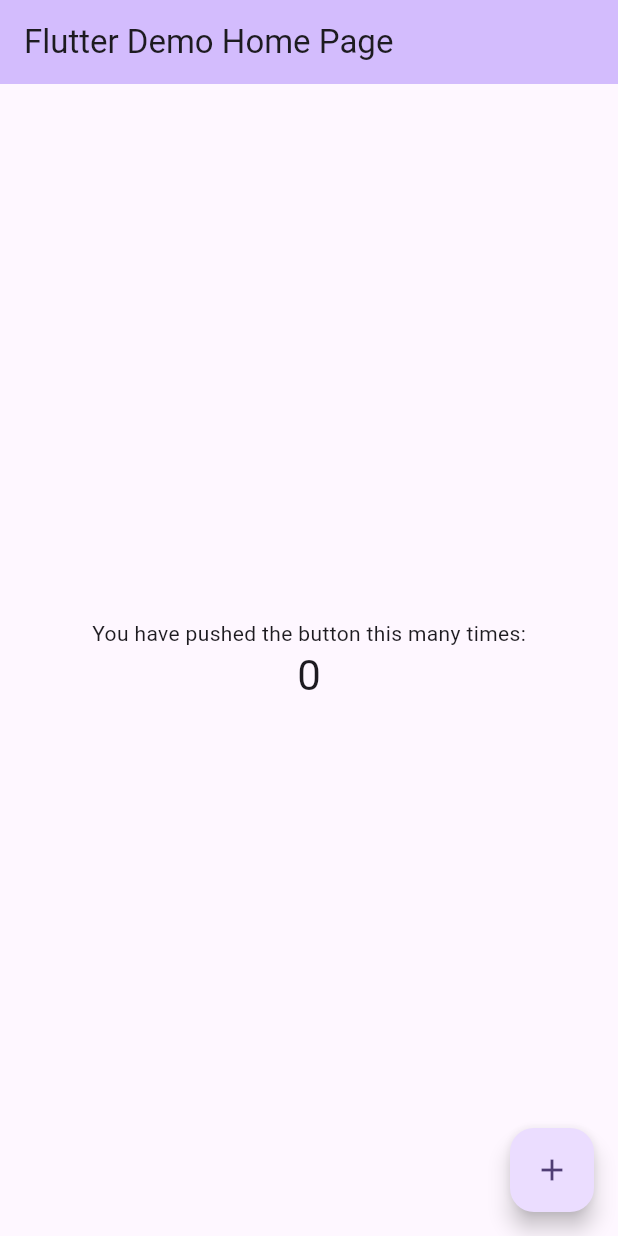
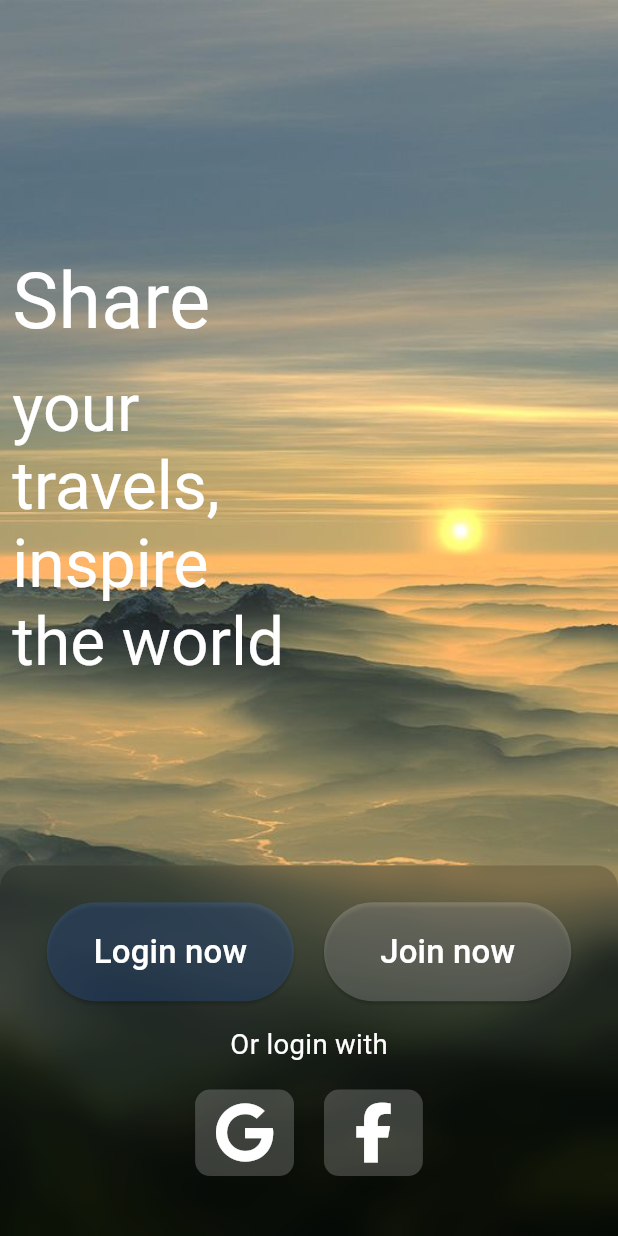
Before and after one commit to tranMinhTien2k3/Mobile_App_Travel_Community, a Flutter app: the screen it shows after launch, on a phone screen of 412 x 824 dp. Run offline on Flutter 3.47's test engine with Material 3 defaults, Android fonts, the phone set to English and light mode, and no system bars; drawn by our look-alikes of animated_text_kit; our stand-ins replace flutter_riverpod, font_awesome_flutter.

Commit message:
new feature welcome page

```diff
--- /dev/null
+++ b/lib/Dimension/dimension.dart
@@ -0,0 +1,33 @@
+import 'dart:developer';
+
+import 'package:flutter/rendering.dart';
+import 'package:flutter/widgets.dart';
+
+class SizeConfig {
+  static double _screenWidth = 0;
+  static double _screenHeight = 0;
+  static double _blockWidth = 0;
+  static double _blockHeight = 0;
+
+  static double textMultiplier = 0;
+  static double imageSizeMultiplier = 0;
+  static double heightMultiplier = 0;
+  static double widthMultiplier = 0;
+  static double screenWidth = 0;
+  static double screenHeight = 0;
+
+  void init(BoxConstraints constraints) {
+    _screenWidth = constraints.maxWidth;
+    _screenHeight = constraints.maxHeight;
+    log('$_screenWidth $_screenHeight');
+    _blockWidth = _screenWidth / 50.5854791898;
+    _blockHeight = _screenHeight / 112.4121759774;
+    log('$_blockWidth $_blockHeight');
+    textMultiplier = _blockHeight;
+    imageSizeMultiplier = _blockWidth;
+    heightMultiplier = _blockHeight;
+    widthMultiplier = _blockWidth;
+    screenWidth = _screenWidth;
+    screenHeight = _screenHeight;
+  }
+}
--- /dev/null
+++ b/lib/Page/first_page.dart
@@ -0,0 +1,203 @@
+import 'dart:ui';
+
+import 'package:animated_text_kit/animated_text_kit.dart';
+import 'package:flutter/foundation.dart';
+import 'package:flutter/material.dart';
+import 'package:flutter/rendering.dart';
+import 'package:flutter/widgets.dart';
+import 'package:font_awesome_flutter/font_awesome_flutter.dart';
+import 'package:travel_app/Dimension/dimension.dart';
+import 'package:travel_app/convert/convert.dart';
+
+class Splast_Page extends StatelessWidget {
+  const Splast_Page({super.key});
+
+  @override
+  Widget build(BuildContext context) {
+    return LayoutBuilder(
+      builder:(context, contrast){
+        SizeConfig().init(contrast);
+        return Scaffold(
+          body: Container(
+            height: SizeConfig.screenHeight,
+            width: SizeConfig.screenWidth,
+            decoration: BoxDecoration(
+              image: DecorationImage(
+                image: AssetImage('lib/assets/image/mountain.jpg'),
+                fit: BoxFit.cover
+              )
+            ),
+            child: Stack(
+              children: [
+                Align(
+                  alignment: Alignment.centerLeft,
+                  child: Column(
+                    children: [
+                      SizedBox(
+                        height: SizeConfig.screenHeight*0.2,
+                      ),
+                      Container(
+                        padding: EdgeInsets.only(left: SizeConfig.screenWidth * 0.02),
+                        alignment: Alignment.topLeft,
+                        width: SizeConfig.screenWidth * 0.5,
+                        child: Column(
+                          crossAxisAlignment: CrossAxisAlignment.start,
+                          children: <Widget>[
+                            Text(
+                              'Share',
+                              style: TextStyle(
+                                color: Colors.white,
+                                fontSize: Converts.c56
+                              ),
+                            ),
+                            SizedBox(
+                              height: SizeConfig.screenHeight*0.01,
+                            ),
+                            DefaultTextStyle(
+                              style:TextStyle(
+                                color: Colors.white,
+                                fontSize: Converts.c48
+                              ),
+                              child: AnimatedTextKit(
+                                animatedTexts: [
+                                  TyperAnimatedText('your travels, inspire the world', speed: Duration(milliseconds: 100)),
+                                  TyperAnimatedText('the joy of travel, one story at a time', speed: Duration(milliseconds: 100))
+                                ],
+                              ),
+                            ),
+                          ],
+                        ),
+                      )
+                    ],
+                  ),
+                ),
+                Align(
+                  alignment: Alignment.bottomCenter,
+                  child: ClipRRect(
+                    child: BackdropFilter(
+                      filter: ImageFilter.blur(sigmaY: 10, sigmaX: 10),
+                      child: Container(
+                        height: SizeConfig.screenHeight * 0.3,
+                        decoration: BoxDecoration(
+                          color: Colors.transparent.withOpacity(0.2),
+                          borderRadius: BorderRadius.only(
+                            topLeft: Radius.circular(15),
+                            topRight: Radius.circular(15))
+                        ),
+                        child: Column(
+                          children: [
+                            SizedBox(
+                              height: SizeConfig.screenHeight*0.03,
+                            ),
+                            Container(
+                              width: SizeConfig.screenWidth,
+                              alignment: Alignment.center,
+                              child: Wrap(
+                                alignment: WrapAlignment.spaceBetween,
+                                runSpacing: 12,
+                                spacing: 20,
+                                children: <Widget>[
+                                  Container(
+                                    width: SizeConfig.screenWidth * 0.4,
+                                    height: SizeConfig.screenHeight *0.08,
+                                    child: ElevatedButton(
+                                      style: ElevatedButton.styleFrom(
+                                        backgroundColor: Colors.blueAccent.withOpacity(0.2),
+                                      ),
+                                      onPressed: (){},
+                                      child: Text(
+                                        'Login now',
+                                        style: TextStyle(
+                                          color: Colors.white,
+                                          fontSize: Converts.c24
+                                        ),
+                                      ),
+                                    ),
+                                  ),
+                                  Container(
+                                    width: SizeConfig.screenWidth * 0.4,
+                                    height: SizeConfig.screenHeight *0.08,
+                                    child: ElevatedButton(
+                                      style: ElevatedButton.styleFrom(
+                                        backgroundColor: Colors.white24.withOpacity(0.2),
+                                        padding: EdgeInsets.all(15)
+                                      ),
+                                      onPressed: (){},
+                                      child: Text(
+                                        'Join now',
+                                        style: TextStyle(
+                                          color: Colors.white,
+                                          fontSize: Converts.c24
+                                        ),
+                                      ),
+                                    ),
+                                  )
+                                ],
+                              ),
+                            ),
+                            SizedBox(
+                              height: SizeConfig.screenHeight * 0.02,
+                            ),
+                            Text(
+                              'Or login with',
+                              style: TextStyle(
+                                fontSize: Converts.c20,
+                                color: Colors.white
+                              ),
+                            ),
+                            SizedBox(
+                              height: SizeConfig.screenHeight * 0.02,
+                            ),
+                            Wrap(
+                              alignment: WrapAlignment.spaceBetween,
+                              runSpacing: 12,
+                              spacing: 20,
+                              children: <Widget>[
+                                Container(
+                                  height: SizeConfig.screenHeight * 0.07,
+                                  width: SizeConfig.screenWidth * 0.16,
+                                  decoration: BoxDecoration(
+                                    color: Colors.white.withOpacity(0.2),
+                                    borderRadius: BorderRadius.circular(10)
+                                  ),
+                                  child: IconButton(
+                                    onPressed: (){},
+                                    icon: const FaIcon(
+                                      FontAwesomeIcons.google,
+                                      size: 40,
+                                      color: Colors.white,
+                                    )
+                                  ),
+                                ),
+                                Container(
+                                  height: SizeConfig.screenHeight * 0.07,
+                                  width: SizeConfig.screenWidth * 0.16,
+                                  decoration: BoxDecoration(
+                                    color: Colors.white.withOpacity(0.2),
+                                    borderRadius: BorderRadius.circular(10)
+                                  ),
+                                  child: IconButton(
+                                    onPressed: (){},
+                                    icon: const FaIcon(
+                                      FontAwesomeIcons.facebookF,
+                                      size: 40,
+                                      color: Colors.white,
+                                    )
+                                  ),
+                                )
+                              ],
+                            )
+                          ],
+                        )
+                      ),
+                    ),
+                  )
+                )
+              ]
+            ),
+          ),
+        );
+      }
+    );
+  }
+}
--- /dev/null
+++ b/lib/Page/forgot_pass_page.dart
@@ -0,0 +1,11 @@
+import 'package:flutter/rendering.dart';
+import 'package:flutter/widgets.dart';
+
+class Forgot_pass extends StatelessWidget {
+  const Forgot_pass({super.key});
+
+  @override
+  Widget build(BuildContext context) {
+    return const Placeholder();
+  }
+}
--- /dev/null
+++ b/lib/Page/home_page.dart
@@ -0,0 +1,11 @@
+import 'package:flutter/rendering.dart';
+import 'package:flutter/widgets.dart';
+
+class Home_Page extends StatelessWidget {
+  const Home_Page({super.key});
+
+  @override
+  Widget build(BuildContext context) {
+    return const Placeholder();
+  }
+}
--- /dev/null
+++ b/lib/Page/login_page.dart
@@ -0,0 +1,11 @@
+import 'package:flutter/rendering.dart';
+import 'package:flutter/widgets.dart';
+
+class Login_Page extends StatelessWidget {
+  const Login_Page({super.key});
+
+  @override
+  Widget build(BuildContext context) {
+    return const Placeholder();
+  }
+}
--- /dev/null
+++ b/lib/Page/sign_up_page.dart
@@ -0,0 +1,11 @@
+import 'package:flutter/rendering.dart';
+import 'package:flutter/widgets.dart';
+
+class Sign_up extends StatelessWidget {
+  const Sign_up({super.key});
+
+  @override
+  Widget build(BuildContext context) {
+    return const Placeholder();
+  }
+}
--- /dev/null
+++ b/lib/convert/convert.dart
@@ -0,0 +1,47 @@
+import 'package:travel_app/Dimension/dimension.dart';
+
+class Converts {
+  static double c8 = 1 * SizeConfig.textMultiplier;
+  static double c12 = 1.5 * SizeConfig.textMultiplier;
+  static double c16 = 2 * SizeConfig.textMultiplier;
+  static double c20 = 2.5 * SizeConfig.textMultiplier;
+  static double c24 = 3 * SizeConfig.textMultiplier;
+  static double c32 = 4 * SizeConfig.textMultiplier;
+  static double c40 = 5 * SizeConfig.textMultiplier;
+  static double c48 = 6 * SizeConfig.textMultiplier;
+  static double c56 = 7 * SizeConfig.textMultiplier;
+  static double c64 = 8 * SizeConfig.textMultiplier;
+  static double c72 = 9 * SizeConfig.textMultiplier;
+  static double c80 = 10 * SizeConfig.textMultiplier;
+  static double c88 = 11 * SizeConfig.textMultiplier;
+  static double c96 = 12 * SizeConfig.textMultiplier;
+  static double c104 = 13 * SizeConfig.textMultiplier;
+  static double c112 = 14 * SizeConfig.textMultiplier;
+  static double c120 = 15 * SizeConfig.textMultiplier;
+  static double c128 = 16 * SizeConfig.textMultiplier;
+  static double c136 = 17 * SizeConfig.textMultiplier;
+  static double c144 = 18 * SizeConfig.textMultiplier;
+  static double c152 = 19 * SizeConfig.textMultiplier;
+  static double c160 = 20 * SizeConfig.textMultiplier;
+  static double c168 = 21 * SizeConfig.textMultiplier;
+  static double c176 = 22 * SizeConfig.textMultiplier;
+  static double c184 = 23 * SizeConfig.textMultiplier;
+  static double c192 = 24 * SizeConfig.textMultiplier;
+  static double c200 = 25 * SizeConfig.textMultiplier;
+  static double c208 = 26 * SizeConfig.textMultiplier;
+  static double c216 = 27 * SizeConfig.textMultiplier;
+  static double c224 = 28 * SizeConfig.textMultiplier;
+  static double c232 = 29 * SizeConfig.textMultiplier;
+  static double c240 = 30 * SizeConfig.textMultiplier;
+  static double c248 = 31 * SizeConfig.textMultiplier;
+  static double c256 = 32 * SizeConfig.textMultiplier;
+  static double c264 = 33 * SizeConfig.textMultiplier;
+  static double c272 = 34 * SizeConfig.textMultiplier;
+  static double c280 = 35 * SizeConfig.textMultiplier;
+  static double c288 = 36 * SizeConfig.textMultiplier;
+  static double c296 = 37 * SizeConfig.textMultiplier;
+  static double c304 = 38 * SizeConfig.textMultiplier;
+  static double c312 = 39 * SizeConfig.textMultiplier;
+  static double c320 = 40 * SizeConfig.textMultiplier;
+  static double c350 = 50 * SizeConfig.textMultiplier;
+}
--- a/lib/main.dart
+++ b/lib/main.dart
@@ -1,4 +1,10 @@
 import 'package:flutter/material.dart';
+import 'package:flutter_riverpod/flutter_riverpod.dart';
+import 'package:travel_app/Page/first_page.dart';
+import 'package:travel_app/Page/forgot_pass_page.dart';
+import 'package:travel_app/Page/home_page.dart';
+import 'package:travel_app/Page/login_page.dart';
+import 'package:travel_app/Page/sign_up_page.dart';
 
 void main() {
   runApp(const MyApp());
@@ -10,28 +16,23 @@ class MyApp extends StatelessWidget {
   // This widget is the root of your application.
   @override
   Widget build(BuildContext context) {
-    return MaterialApp(
-      title: 'Flutter Demo',
-      theme: ThemeData(
-        // This is the theme of your application.
-        //
-        // TRY THIS: Try running your application with "flutter run". You'll see
-        // the application has a purple toolbar. Then, without quitting the app,
-        // try changing the seedColor in the colorScheme below to Colors.green
-        // and then invoke "hot reload" (save your changes or press the "hot
-        // reload" button in a Flutter-supported IDE, or press "r" if you used
-        // the command line to start the app).
-        //
-        // Notice that the counter didn't reset back to zero; the application
-        // state is not lost during the reload. To reset the state, use hot
-        // restart instead.
-        //
-        // This works for code too, not just values: Most code changes can be
-        // tested with just a hot reload.
-        colorScheme: ColorScheme.fromSeed(seedColor: Colors.deepPurple),
-        useMaterial3: true,
+    return ProviderScope(
+      child: MaterialApp(
+        title: 'Flutter Demo',
+        theme: ThemeData(
+          colorScheme: ColorScheme.fromSeed(seedColor: Colors.deepPurple),
+          useMaterial3: true,
+        ),
+        initialRoute: '/',
+        routes: {
+          '/':(context) => Splast_Page(),
+          '/login': (context) =>  Login_Page(),
+          '/sign_up': (context) =>  Sign_up(),
+          '/home_page': (context) => const Home_Page(),
+          '/forgot_pass': (context) => const Forgot_pass()
+        },
+
       ),
-      home: const MyHomePage(title: 'Flutter Demo Home Page'),
     );
   }
 }
```
Also changed, not shown: pubspec.yaml (+8 -1 lines), lib/assets/image/mountain.jpg (added), pubspec.lock, 1 other file.
